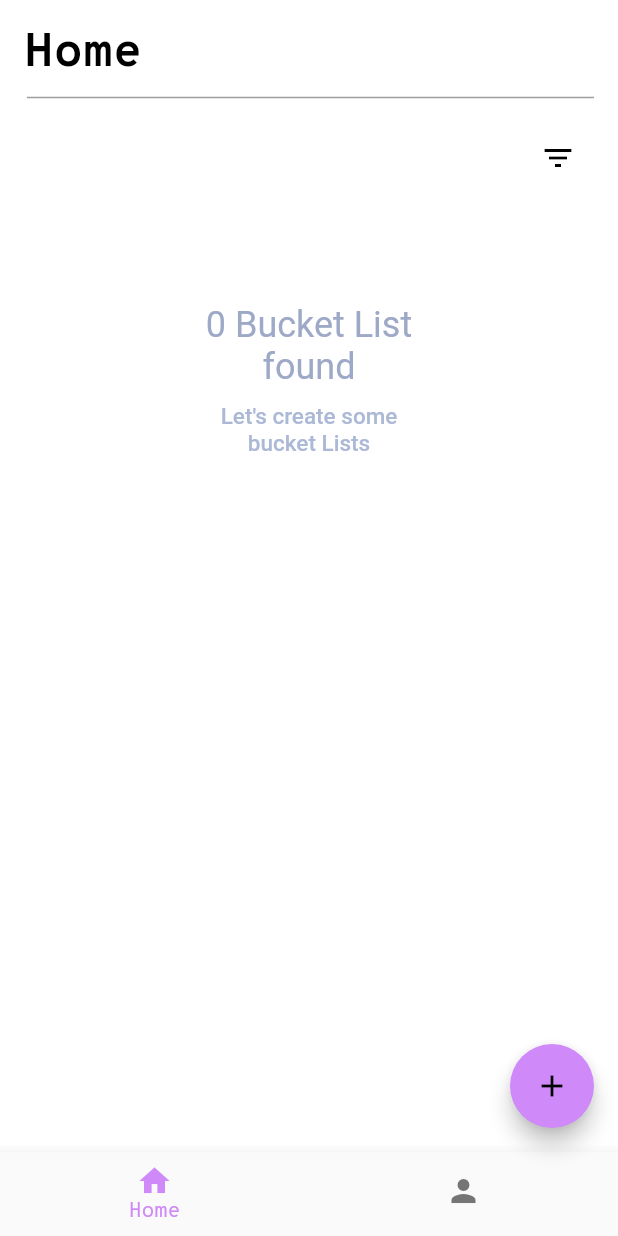
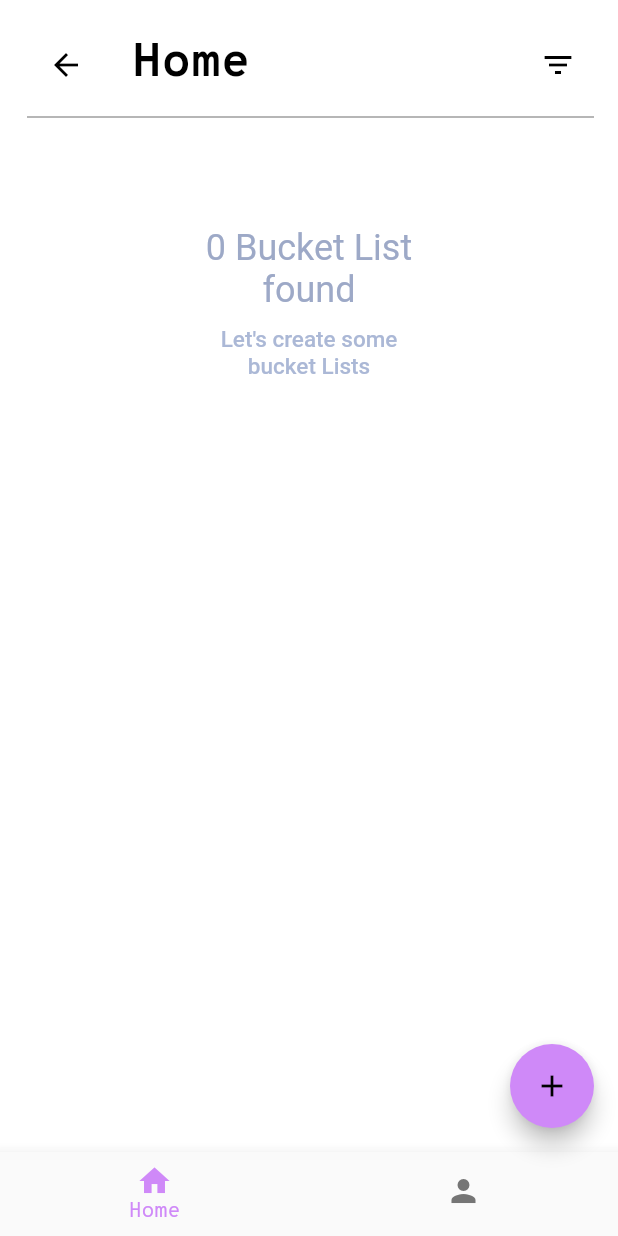
Before and after one commit to Spyy004/LifeList, a Flutter app: the HomeScreen screen opened by its route, on a phone screen of 412 x 824 dp. Run offline on Flutter 3.47's test engine with Material 2 defaults, Android fonts, the phone set to English and light mode, and no system bars; our stand-ins replace flutter_native_splash, fluttertoast, isar, package_info_plus; accounts and stored records are empty; generated files the repository leaves out were written again; statements that could not run were skipped.

```diff
--- a/lib/components/custom_bottom_bar.dart
+++ b/lib/components/custom_bottom_bar.dart
@@ -13,6 +13,7 @@ class CustomBottomBar extends StatelessWidget {
   Widget build(BuildContext context) {
   return Consumer<BottomBarService>(
     builder: (context, bottomBar, child) => BottomNavigationBar(
+
       currentIndex: bottomBar.currentIndex,
       onTap: (index) {
         if (index == bottomBar.currentIndex) return;
--- a/lib/constants/themes.dart
+++ b/lib/constants/themes.dart
@@ -27,49 +27,49 @@ class AppTheme {
           fontWeight: FontWeight.bold,
           color: Colors.black,
           fontFamily: 'Myfont',
-      ),
+          overflow: TextOverflow.ellipsis),
       displayMedium: TextStyle(
           fontSize: 22.0,
           fontWeight: FontWeight.bold,
           color: Colors.black,
           fontFamily: 'Myfont',
-      ),
+          overflow: TextOverflow.ellipsis),
       displaySmall: TextStyle(
           fontSize: 20.0,
           fontWeight: FontWeight.bold,
           color: Colors.black,
           fontFamily: 'Myfont',
-      ),
+          overflow: TextOverflow.ellipsis),
       titleMedium: TextStyle(
           fontSize: 16.0,
           fontWeight: FontWeight.w500,
           color: Colors.black,
           fontFamily: 'Myfont',
-      ),
+          overflow: TextOverflow.ellipsis),
       bodyLarge: TextStyle(
           fontSize: 16.0,
           fontWeight: FontWeight.normal,
           color: Colors.black,
           fontFamily: 'Myfont',
-      ),
+          overflow: TextOverflow.ellipsis),
       bodyMedium: TextStyle(
           fontSize: 12.0,
           fontWeight: FontWeight.normal,
           color: Colors.black,
           fontFamily: 'Myfont',
-      ),
+          overflow: TextOverflow.ellipsis),
       bodySmall: TextStyle(
           fontSize: 8.0,
           fontWeight: FontWeight.normal,
           color: Colors.black,
           fontFamily: 'Myfont',
-      ),
+          overflow: TextOverflow.ellipsis),
       labelLarge: TextStyle(
           fontSize: 18.0,
           fontWeight: FontWeight.bold,
           color: Colors.black,
           fontFamily: 'Myfont',
-      ),
+          overflow: TextOverflow.ellipsis),
     ),
     iconTheme: const IconThemeData(color: Colors.black),
   );
@@ -88,49 +88,49 @@ class AppTheme {
           fontWeight: FontWeight.bold,
           color: Colors.white,
           fontFamily: 'Myfont',
-      ),
+          overflow: TextOverflow.ellipsis),
       displayMedium: TextStyle(
           fontSize: 22.0,
           fontWeight: FontWeight.bold,
           color: Colors.white,
           fontFamily: 'Myfont',
-      ),
+          overflow: TextOverflow.ellipsis),
       displaySmall: TextStyle(
           fontSize: 20.0,
           fontWeight: FontWeight.bold,
           color: Colors.white,
           fontFamily: 'Myfont',
-      ),
+          overflow: TextOverflow.ellipsis),
       titleMedium: TextStyle(
           fontSize: 16.0,
           fontWeight: FontWeight.w500,
           color: Colors.white70,
           fontFamily: 'Myfont',
-      ),
+          overflow: TextOverflow.ellipsis),
       bodyLarge: TextStyle(
           fontSize: 16.0,
           fontWeight: FontWeight.normal,
           color: Colors.white,
           fontFamily: 'Myfont',
-      ),
+          overflow: TextOverflow.ellipsis),
       bodyMedium: TextStyle(
           fontSize: 12.0,
           fontWeight: FontWeight.normal,
           color: Colors.white,
           fontFamily: 'Myfont',
-      ),
+          overflow: TextOverflow.ellipsis),
       bodySmall: TextStyle(
           fontSize: 8.0,
           fontWeight: FontWeight.normal,
           color: Colors.white,
           fontFamily: 'Myfont',
-      ),
+          overflow: TextOverflow.ellipsis),
       labelLarge: TextStyle(
           fontSize: 18.0,
           fontWeight: FontWeight.bold,
           color: Colors.white,
           fontFamily: 'Myfont',
-      ),
+          overflow: TextOverflow.ellipsis),
     ),
   );
 
--- a/lib/screens/homescreen.dart
+++ b/lib/screens/homescreen.dart
@@ -1,5 +1,4 @@
 import 'package:flutter/material.dart';
-import 'package:lifelist/components/empty_page.dart';
 import 'package:lifelist/constants/index.dart';
 import 'package:provider/provider.dart';
 import '../components/index.dart';
@@ -22,26 +21,31 @@ class HomeScreen extends StatelessWidget {
               builder: (context, snapshot) {
                 return Padding(
                   padding: EdgeInsets.all(Sizes.paddingSizeMedium),
-                  child: SingleChildScrollView(
+                  child: CustomScrollView(
                       scrollDirection: Axis.vertical,
-                    child: Column(
-                      crossAxisAlignment: CrossAxisAlignment.start,
-                      children: [
-                        CustomText(
+                      slivers: [
+                        SliverAppBar(
+                          backgroundColor: Theme.of(context).primaryColor,
+                          pinned: true,
+                          expandedHeight: 70,
+                          elevation: 0,
+                          title: CustomText(
                             text: AppLocalizations.of(context).home,
                             style: Theme.of(context).textTheme.displayLarge,
                           ),
+                          bottom: PreferredSize(
+                            preferredSize: const Size.fromHeight(1),
+                            child: Column(
+                              children: [
                                 Divider(
                                   thickness: 1,
                                   indent: Sizes.paddingSizeSmall - 6,
                                   color: Theme.of(context).dividerColor,
                                 ),
-                        SizedBox(
-                          height: Sizes.screenHeight(context) * 0.01,
+                              ],
                             ),
-                        Row(
-                          mainAxisAlignment: MainAxisAlignment.end,
-                          children: [
+                          ),
+                          actions: [
                             IconButton(
                                   onPressed: () {
                                     showModalBottomSheet(
@@ -53,10 +57,12 @@ class HomeScreen extends StatelessWidget {
                                                   bucket2model, child) =>
                                               SizedBox(
                                             height:
-                                              Sizes.screenHeight(context) * 0.9,
+                                                Sizes.screenHeight(context) *
+                                                    0.9,
                                             width: Sizes.screenWidth(context),
                                             child: Padding(
-                                            padding: const EdgeInsets.all(16.0),
+                                              padding:
+                                                  const EdgeInsets.all(16.0),
                                               child: SingleChildScrollView(
                                                 child: Column(
                                                   crossAxisAlignment:
@@ -72,7 +78,8 @@ class HomeScreen extends StatelessWidget {
                                                     ),
                                                     ListTile(
                                                       title: CustomText(
-                                                      text: AppLocalizations.of(
+                                                        text:
+                                                            AppLocalizations.of(
                                                                     context)
                                                                 .completed,
                                                         style: Theme.of(context)
@@ -118,15 +125,16 @@ class HomeScreen extends StatelessWidget {
                                                           backgroundColor:
                                                               Theme.of(context)
                                                                   .primaryColor,
-                                                        selectedColor: Theme.of(
-                                                                context)
+                                                          selectedColor: Theme
+                                                                  .of(context)
                                                               .secondaryHeaderColor,
                                                           selected: filterModel
                                                               .currentCategories
                                                               .contains(
                                                                   stringToBucketCategory[
                                                                       category]),
-                                                        onSelected: (selected) {
+                                                          onSelected:
+                                                              (selected) {
                                                             filterModel.toggleCategory(
                                                                 stringToBucketCategory[
                                                                     category]!);
@@ -153,8 +161,8 @@ class HomeScreen extends StatelessWidget {
                                                             text: AppLocalizations
                                                                     .of(context)
                                                                 .cancel,
-                                                          style:
-                                                              Theme.of(context)
+                                                            style: Theme.of(
+                                                                    context)
                                                                 .textTheme
                                                                 .bodyLarge,
                                                           ),
@@ -182,8 +190,8 @@ class HomeScreen extends StatelessWidget {
                                                             text: AppLocalizations
                                                                     .of(context)
                                                                 .filter,
-                                                          style:
-                                                              Theme.of(context)
+                                                            style: Theme.of(
+                                                                    context)
                                                                 .textTheme
                                                                 .bodyLarge,
                                                           ),
@@ -210,8 +218,8 @@ class HomeScreen extends StatelessWidget {
                                                             text: AppLocalizations
                                                                     .of(context)
                                                                 .reset,
-                                                          style:
-                                                              Theme.of(context)
+                                                            style: Theme.of(
+                                                                    context)
                                                                 .textTheme
                                                                 .bodyLarge,
                                                           ),
@@ -230,78 +238,83 @@ class HomeScreen extends StatelessWidget {
                                   icon: Icon(Icons.filter_list))
                           ],
                         ),
-                         SizedBox(
-                          height: Sizes.screenHeight(context) * 0.03,
+                        SliverToBoxAdapter(
+                          child: SizedBox(
+                            height: 0.02*Sizes.screenHeight(context),
                           ),
-
+                        ),
                         bucketModel.filteredBuckets.isNotEmpty
-                            ? GridView.builder(
-                                scrollDirection: Axis.vertical,
-                                physics: const NeverScrollableScrollPhysics(),
-                                shrinkWrap: true,
+                            ? SliverGrid(
                                 gridDelegate:
                                     const SliverGridDelegateWithFixedCrossAxisCount(
                                   crossAxisCount: 2,
-                                  crossAxisSpacing: 4.0,
-                                  mainAxisSpacing: 4.0,
                                 ),
-                                itemCount: bucketModel.filteredBuckets.length,
-                                itemBuilder: (BuildContext context, int index) {
-                                  return InkWell(
+                                delegate: SliverChildBuilderDelegate(
+                                    childCount:
+                                        bucketModel.filteredBuckets.length,
+                                    (context, index) => InkWell(
                                           onLongPress: () {
                                             showDialog(
                                               context: context,
                                               builder: (BuildContext context) {
-                                          return Consumer<BucketListService>(
-                                            builder:
-                                                (context, bucketlist, child) =>
+                                                return Consumer<
+                                                    BucketListService>(
+                                                  builder: (context, bucketlist,
+                                                          child) =>
                                                       AlertDialog(
-                                              backgroundColor: Theme.of(context)
+                                                    backgroundColor:
+                                                        Theme.of(context)
                                                             .primaryColor,
                                                     title: Text(
-                                                  AppLocalizations.of(context)
+                                                        AppLocalizations.of(
+                                                                context)
                                                             .deleteBucket),
-                                              content: Text(AppLocalizations.of(
-                                                      context)
+                                                    content: Text(AppLocalizations
+                                                            .of(context)
                                                         .areyousureyouwanttodeletethisbucket),
                                                     actions: [
                                                       TextButton(
                                                         style: TextButton.styleFrom(
-                                                      backgroundColor: Theme.of(
-                                                              context)
+                                                            backgroundColor: Theme
+                                                                    .of(context)
                                                                 .secondaryHeaderColor),
                                                         onPressed: () {
                                                           Navigator.of(context)
                                                               .pop(); // Close the dialog
                                                         },
                                                         child: CustomText(
-                                                    style: Theme.of(context)
+                                                          style:
+                                                              Theme.of(context)
                                                                   .textTheme
                                                                   .labelLarge,
-                                                    text: AppLocalizations.of(
-                                                            context)
+                                                          text: AppLocalizations
+                                                                  .of(context)
                                                               .cancel,
                                                         ),
                                                       ),
                                                       TextButton(
                                                         style: TextButton.styleFrom(
-                                                      backgroundColor: Theme.of(
-                                                              context)
+                                                            backgroundColor: Theme
+                                                                    .of(context)
                                                                 .secondaryHeaderColor),
                                                         onPressed: () async {
                                                           await bucketlist
-                                                        .deleteBucket(bucketlist
-                                                            .buckets[index]!);
+                                                              .deleteBucket(
+                                                                  bucketlist
+                                                                          .buckets[
+                                                                      index]!);
                                                           // ignore: use_build_context_synchronously
                                                           navigationService
-                                                        .navigatePop(context);
+                                                              .navigatePop(
+                                                                  context);
                                                         },
                                                         child: CustomText(
-                                                    style: Theme.of(context)
+                                                          style:
+                                                              Theme.of(context)
                                                                   .textTheme
                                                                   .labelLarge,
-                                                    text: AppLocalizations.of(
-                                                            context)
+                                                          text: AppLocalizations
+                                                                  .of(context)
                                                               .confirm,
                                                         ),
                                                       ),
@@ -314,13 +327,15 @@ class HomeScreen extends StatelessWidget {
                                           child: CustomCard(
                                             onTap: () {
                                               Navigator.pushNamed(
-                                            context, SINGLE_BUCKET, arguments: {
-                                          NAME_ARGS:
-                                              bucketModel.filteredBuckets[index]
+                                                  context, SINGLE_BUCKET,
+                                                  arguments: {
+                                                    NAME_ARGS: bucketModel
+                                                        .filteredBuckets[index]
                                                   });
                                             },
                                             elevation: 5,
-                                      color: Theme.of(context).primaryColor,
+                                            color:
+                                                Theme.of(context).primaryColor,
                                             borderRadius: 20,
                                             borderColor: bucketModel
                                                     .filteredBuckets[index]!
@@ -353,10 +368,10 @@ class HomeScreen extends StatelessWidget {
                                               ],
                                             ),
                                           ),
-                                  );
-                                },
+                                        )),
                               )
-                            : Center(
+                            : SliverToBoxAdapter(
+                                child: Center(
                                   child: SizedBox(
                                     height: 200,
                                     width: 200,
@@ -369,9 +384,8 @@ class HomeScreen extends StatelessWidget {
                                     ),
                                   ),
                                 ),
-                      ],
                               ),
-                  ),
+                      ]),
                 );
               }),
         ),
--- a/pubspec.yaml
+++ b/pubspec.yaml
@@ -16,7 +16,7 @@ publish_to: "none" # Remove this line if you wish to publish to pub.dev
 # https://developer.apple.com/library/archive/documentation/General/Reference/InfoPlistKeyReference/Articles/CoreFoundationKeys.html
 # In Windows, build-name is used as the major, minor, and patch parts
 # of the product and file versions while build-number is used as the build suffix.
-version: 1.3.0+1
+version: 1.4.0+1
 
 environment:
   sdk: ">=2.19.6 <3.0.0"
```
Also changed, not shown: lib/l10n/app_de.arb (added, +73 -0 lines), lib/screens/singlebucketscreen.dart (+9 -9 lines). Lines whose indentation alone changed are shown as unchanged.
